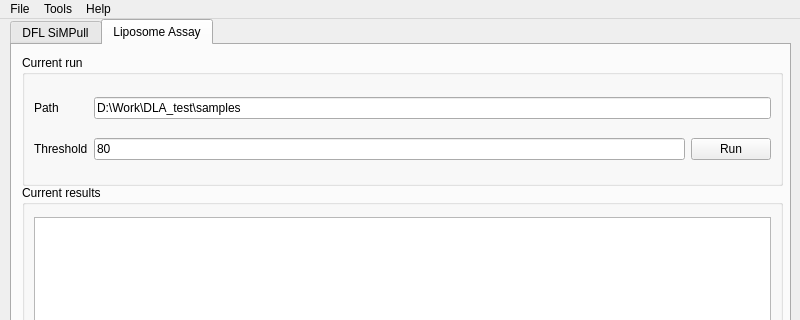
The window that UI_form/MainWindow.ui (zengjiexia/ACT) describes before a commit, drawn with Qt 5; both pictures show x 0 to 800 and y 0 to 320 of the 800 by 600 pixel window.
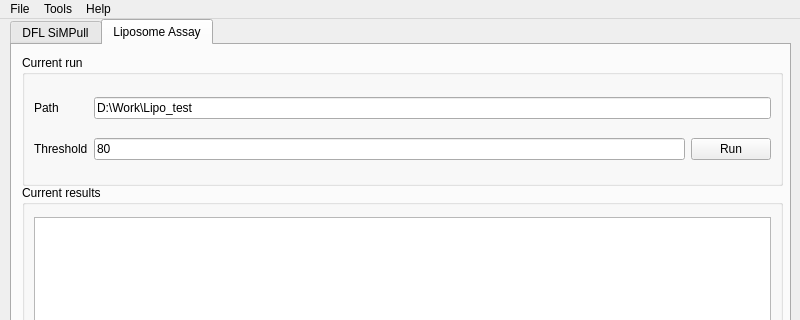
The same window after the commit. The open tabs and pages were chosen to show the change. Custom widgets are drawn as their Qt base class.

```diff
--- a/UI_form/MainWindow.ui
+++ b/UI_form/MainWindow.ui
@@ -268,7 +268,7 @@
        <item row="0" column="1" colspan="2">
         <widget class="QLineEdit" name="LipoAssay_pathEntry">
          <property name="text">
-          <string>D:\Work\DLA_test\samples</string>
+          <string>D:\Work\Lipo_test</string>
          </property>
         </widget>
        </item>
```
Left out of the diff: 4 changed lines with no effect on the pictures.
